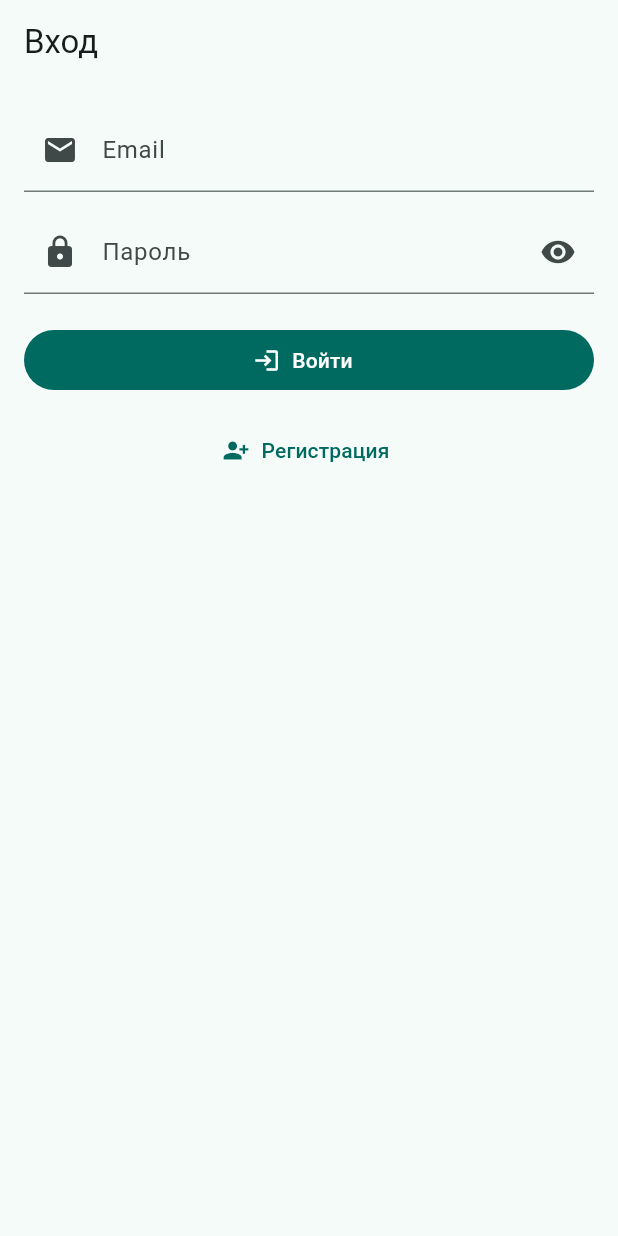
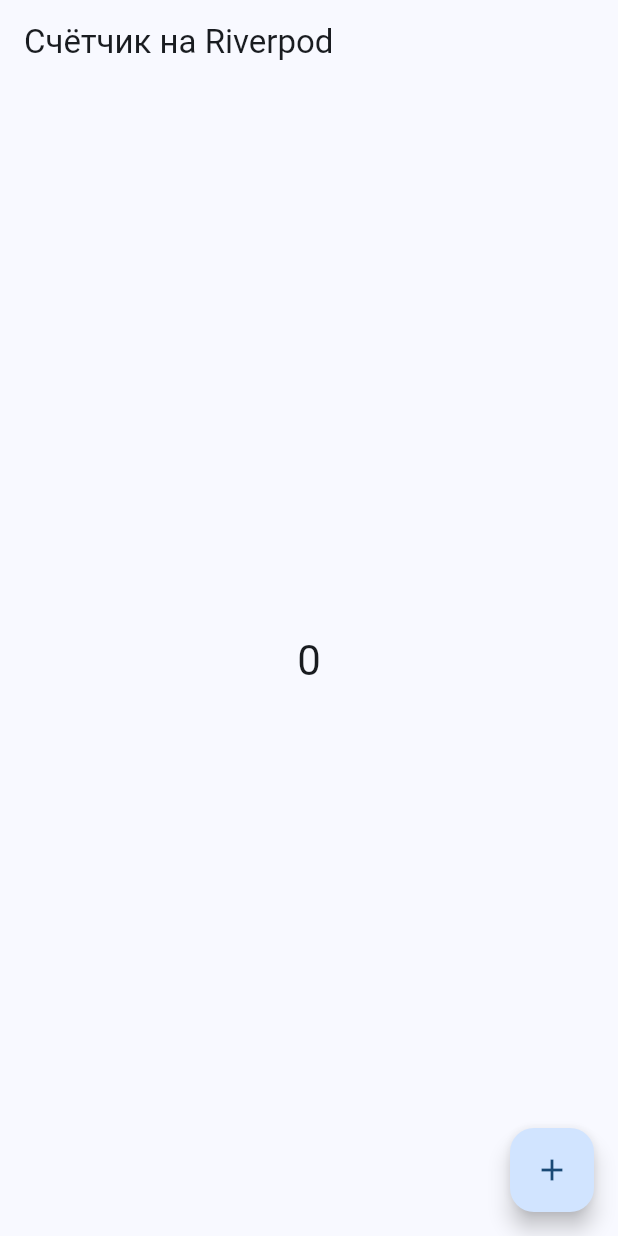
Before and after one commit to InitGvdSelf/RKPM_5, a Flutter app: the screen it shows after launch, on a phone screen of 412 x 824 dp. Run offline on Flutter 3.47's test engine with Material 3 defaults, Android fonts, the phone set to English and light mode, and no system bars; our stand-ins replace cached_network_image, flutter_cache_manager, flutter_riverpod, go_router, riverpod_annotation, shared_preferences; accounts and stored records are empty; generated files the repository leaves out were written again.

Commit message:
riverpod example added

```diff
--- /dev/null
+++ b/lib/counter/view/counter_page.dart
@@ -0,0 +1,31 @@
+import 'package:flutter/material.dart';
+import 'package:flutter_riverpod/flutter_riverpod.dart';
+
+import '../delegate/counter.dart';
+
+class CounterPage extends ConsumerWidget {
+  const CounterPage({super.key});
+
+  @override
+  Widget build(BuildContext context, WidgetRef ref) {
+    final value = ref.watch(counterProvider);
+
+    return Scaffold(
+      appBar: AppBar(
+        title: const Text('Счётчик на Riverpod'),
+      ),
+      body: Center(
+        child: Text(
+          '$value',
+          style: Theme.of(context).textTheme.headlineMedium,
+        ),
+      ),
+      floatingActionButton: FloatingActionButton(
+        onPressed: () {
+          ref.read(counterProvider.notifier).increment();
+        },
+        child: const Icon(Icons.add),
+      ),
+    );
+  }
+}
--- a/lib/main.dart
+++ b/lib/main.dart
@@ -1,67 +1,29 @@
 import 'package:flutter/material.dart';
-import 'package:flutter_localizations/flutter_localizations.dart';
-import 'package:go_router/go_router.dart';
+import 'package:flutter_riverpod/flutter_riverpod.dart';
 
-import 'package:rkpm_5/app_router.dart';
-import 'package:rkpm_5/shared/app_theme.dart';
+import 'counter/view/counter_page.dart';
 
-// state & services
-import 'package:rkpm_5/features/meds/state/meds_state.dart';
-import 'package:rkpm_5/features/meds/state/meds_repository.dart';
-import 'package:rkpm_5/features/meds/state/dose_scheduler.dart';
-import 'package:rkpm_5/features/meds/state/auth_service.dart';
-import 'package:rkpm_5/features/meds/state/image_service.dart';
-import 'package:rkpm_5/core/app_dependencies.dart';
-
-Future<void> main() async {
-  WidgetsFlutterBinding.ensureInitialized();
-
-  // Глобальные сервисы/состояние
-  final medsState = MedsState(
-    repository: MedsRepository(),
-    scheduler: DoseScheduler(),
-  );
-
-  final auth = AuthService.instance;
-  final images = ImageService.instance;
-
-  await Future.wait([
-    medsState.init(),
-    AuthService.instance.restore(),
-    ImageService.instance.initialize(),
-  ]);
-
-  // Роутер на общем состоянии
-  final appRouter = AppRouter(medsState);
-
+void main() {
   runApp(
-    AppDependencies(
-      state: medsState,
-      auth: auth,
-      images: images,
-      child: RKPMApp(
-        router: appRouter.router,
-      ),
+    const ProviderScope(
+      child: CounterApp(),
     ),
   );
 }
 
-class RKPMApp extends StatelessWidget {
-  final GoRouter router;
-  const RKPMApp({super.key, required this.router});
+class CounterApp extends StatelessWidget {
+  const CounterApp({super.key});
 
   @override
   Widget build(BuildContext context) {
-    return MaterialApp.router(
-      theme: buildAppTheme(),
-      locale: const Locale('ru'),
-      supportedLocales: const [Locale('ru'), Locale('en')],
-      localizationsDelegates: const [
-        GlobalMaterialLocalizations.delegate,
-        GlobalWidgetsLocalizations.delegate,
-        GlobalCupertinoLocalizations.delegate,
-      ],
-      routerConfig: router,
+    return MaterialApp(
+      debugShowCheckedModeBanner: false,
+      title: 'RKPM_5 – Riverpod пример',
+      theme: ThemeData(
+        colorScheme: ColorScheme.fromSeed(seedColor: Colors.blue),
+        useMaterial3: true,
+      ),
+      home: const CounterPage(),
     );
   }
 }
--- a/pubspec.yaml
+++ b/pubspec.yaml
@@ -13,7 +13,8 @@ dependencies:
   go_router: ^14.2.0
   flutter_localizations:
     sdk: flutter
-
+  flutter_riverpod: ^2.5.1
+  riverpod_annotation: ^2.3.5
 
   cached_network_image: ^3.3.1
   flutter_cache_manager: ^3.3.1
@@ -23,5 +24,8 @@ dev_dependencies:
   flutter_test:
     sdk: flutter
   flutter_lints: ^4.0.0
+
+  build_runner: ^2.4.6
+  riverpod_generator: ^2.3.5
 flutter:
   uses-material-design: true
```
Also changed, not shown: lib/counter/delegate/counter.dart (added, +13 -0 lines), pubspec.lock.
